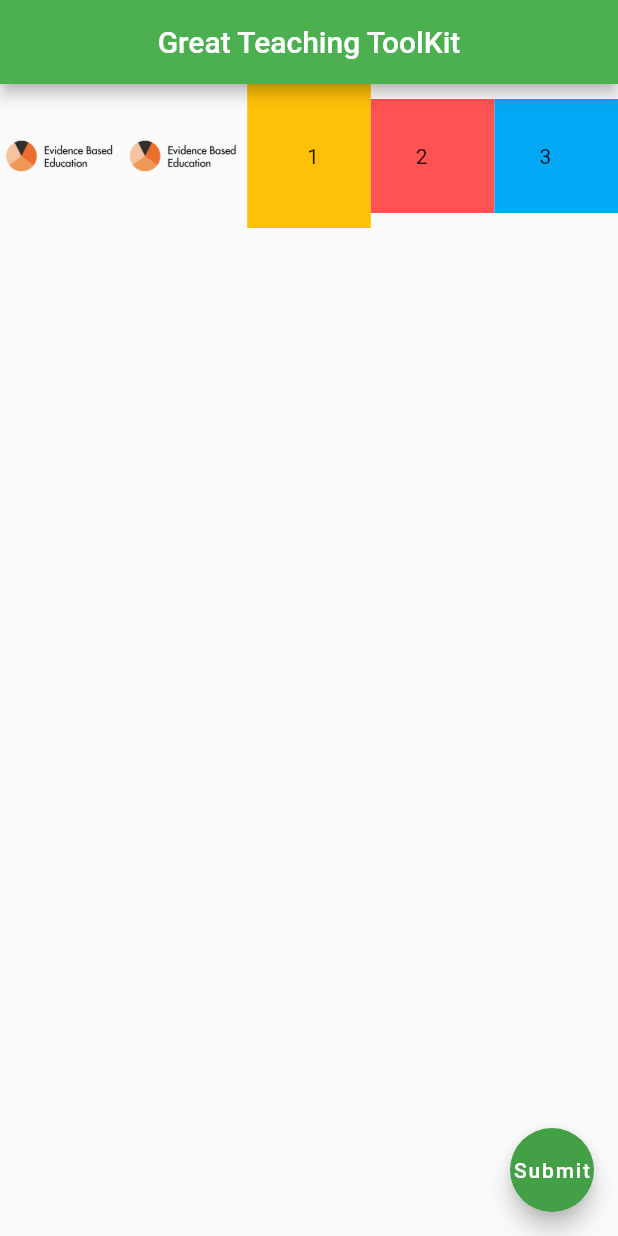
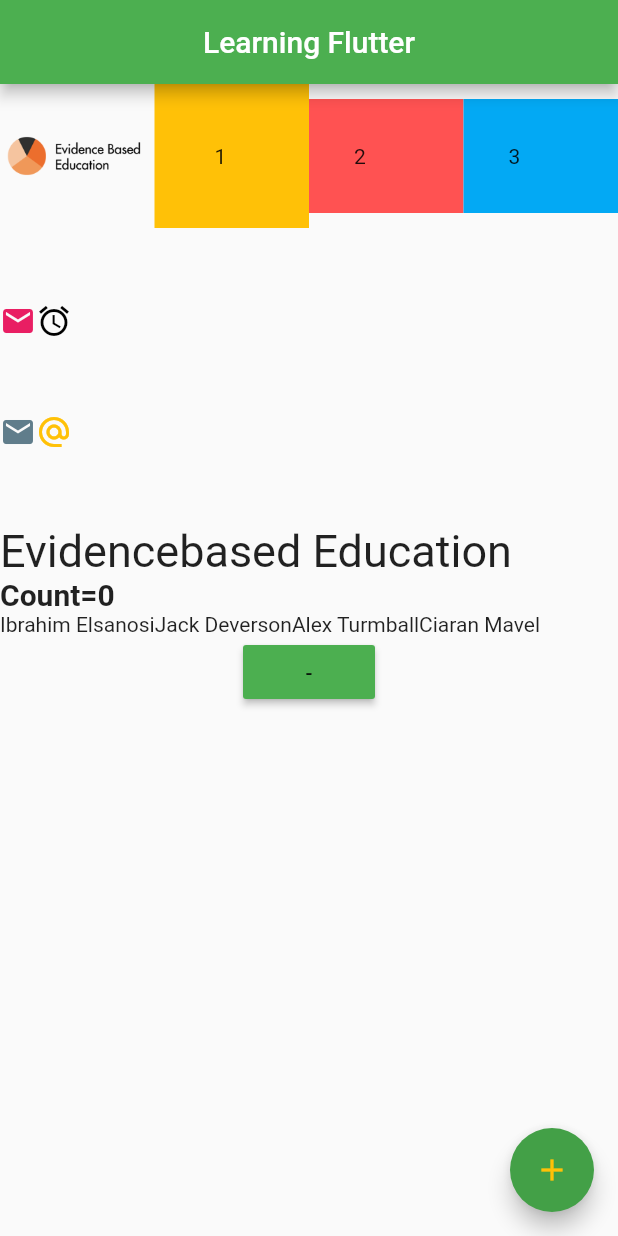
Before and after one commit to ibrahimshbat/first_app, a Flutter app: the screen it shows after launch, on a phone screen of 412 x 824 dp. Run offline on Flutter 3.47's test engine with Material 2 defaults, Android fonts, the phone set to English and light mode, and no system bars.

Commit message:
Add list of names. closes #2

```diff
--- a/lib/main.dart
+++ b/lib/main.dart
@@ -7,25 +7,35 @@
           ));
         }
 
-        class Home extends StatelessWidget {
+        class Home extends StatefulWidget {
+  @override
+  _HomeState createState() => _HomeState();
+}
+
+class _HomeState extends State<Home> {
+          int counter = 0;
+          List<String> names=[
+            "Ibrahim Elsanosi",
+            "Jack Deverson",
+            "Alex Turmball",
+            "Ciaran Mavel"
+          ];
           @override
           Widget build(BuildContext context) {
             return Scaffold(
                 appBar: AppBar(
-                  title: Text("Great Teaching ToolKit"),
+                  title: Text("Learning Flutter"),
                   centerTitle: true,
                   backgroundColor: Colors.green[500],
                 ),
-                body: Row(
+            body: Column(
+                  children: <Widget>[
+                    Row(
                       children: <Widget>[
                         Expanded(
                           flex: 4,
-                        child: Image.asset("asset/ebe-logo-dark.png")
-                    ),
-                Expanded(
-                  flex: 4,
                           child: Container(
-                    child: Image.asset("asset/ebe-logo-dark.png")
+                              child: Image.asset("assets/ebelogo.png")
                           ),
                         ),
                         Expanded(
@@ -54,14 +64,94 @@
                         ),
                       ],
                     ),
+                    SizedBox(height: 50,),
+                    Row(
+                      children: <Widget>[
+                        Icon(
+                          Icons.mail,
+                          color: Colors.pink,
+                          size: 24.0,
+                          semanticLabel: 'Text to announce in accessibility modes',
+                        ),
+                        Icon(
+                          Icons.access_alarm,
+                          color: Colors.black,
+                          size: 24.0,
+                          semanticLabel: 'Text to announce in accessibility modes',
+                        ),
+                      ],
+                    ),
+                    SizedBox(height: 50,),
+                    Row(
+                      children: <Widget>[
+                        Icon(
+                          Icons.mail,
+                          color: Colors.blueGrey,
+                          size: 24.0,
+                          semanticLabel: 'Text to announce in accessibility modes',
+                        ),
+                        Icon(
+                          Icons.alternate_email,
+                          color: Colors.amber,
+                          size: 24.0,
+                          semanticLabel: 'Text to announce in accessibility modes',
+                        ),
+                      ],
+                    ),
+                    SizedBox(height: 50,),
+                    Row(
+                      children: <Widget>[
+                        Text(
+                          "Evidencebased Education",
+                          style: TextStyle(
+                            fontSize: 30,
+                          ),
+                        ),
+                      ],
+                    ),
+                    Row(
+                      children: <Widget>[
+                        Text(
+                          "Count=$counter",
+                          style: TextStyle(
+                            fontSize: 20,
+                            fontWeight: FontWeight.bold,
+                          ),
+                        )
+                      ],
+                    ),
+                    Row(
+                      children: names.map((name)=>
+                          Text(name)).toList(),
+                    ),
+                    RaisedButton(
+                      onPressed: (){
+                        setState(() {
+                          counter--;
+                        });
+
+                      },
+                      child: Text(
+                        "-",
+                      ),
+                      color: Colors.green,
+                    )
+                  ],
+                ),
                floatingActionButton: FloatingActionButton(
-                  onPressed: () {},
-                  child: Text("Submit"),
+                  onPressed: () {
+                   setState(() {
+                     counter++;
+                   });
+                  },
+                 child: Icon(Icons.add,
+                 color: Colors.amber),
                   backgroundColor: Colors.green[600],
-                )
+                ),
             );
           }
 }
+
         /*
 
   Column(
--- a/pubspec.yaml
+++ b/pubspec.yaml
@@ -46,7 +46,7 @@ flutter:
 
   # To add assets to your application, add an assets section, like this:
   assets:
-    - asset/ebe-logo-dark.png
+    - assets/ebelogo.png
 
   # An image asset can refer to one or more resolution-specific "variants", see
   # https://flutter.dev/assets-and-images/#resolution-aware.
```
Also changed, not shown: assets/ebelogo.png (renamed from asset/ebe-logo-dark.png). Lines whose indentation alone changed are shown as unchanged.
